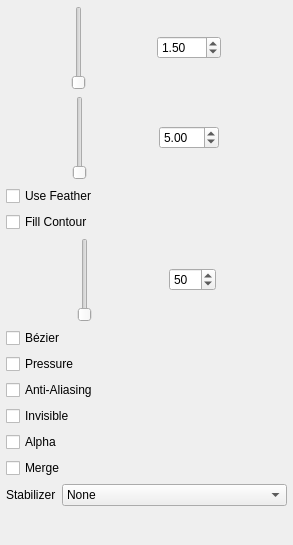
Old version of the form app/ui/tooloptions.ui in the repository pencil2d/pencil.
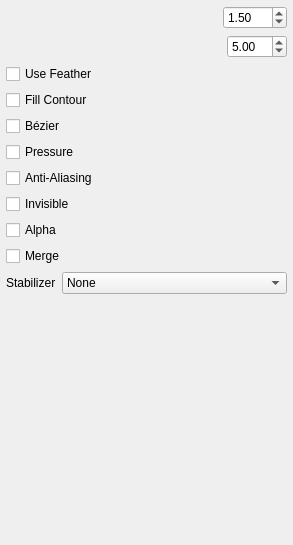
New version of the form. Custom widgets are drawn as their Qt base class.

The edit to the form file:
```diff
--- a/app/ui/tooloptions.ui
+++ b/app/ui/tooloptions.ui
@@ -65,7 +65,7 @@
        <item>
         <layout class="QHBoxLayout" name="horizontalLayout_2">
          <item>
-          <widget class="SpinSlider" name="sizeSlider">
+          <widget class="SpinSlider" name="sizeSlider" native="true">
            <property name="toolTip">
             <string>Set Stroke Width &lt;br&gt;&lt;b&gt;[SHIFT]+drag&lt;/b&gt;&lt;br&gt;for quick adjustment</string>
            </property>
@@ -101,7 +101,7 @@
        <item>
         <layout class="QHBoxLayout" name="horizontalLayout">
          <item>
-          <widget class="SpinSlider" name="featherSlider">
+          <widget class="SpinSlider" name="featherSlider" native="true">
            <property name="toolTip">
             <string>Set Stroke Feather &lt;br&gt;&lt;b&gt;[CTRL]+drag&lt;/b&gt;&lt;br&gt;for quick adjustment</string>
            </property>
@@ -154,33 +154,6 @@
          </property>
         </widget>
        </item>
-       <item>
-        <layout class="QHBoxLayout" name="horizontalLayout_3" stretch="1,0">
-         <item>
-          <widget class="SpinSlider" name="toleranceSlider">
-           <property name="toolTip">
-            <string>The extent to which the color variation will be treated as being equal</string>
-           </property>
-          </widget>
-         </item>
-         <item>
-          <widget class="QSpinBox" name="toleranceSpinBox">
-           <property name="sizePolicy">
-            <sizepolicy hsizetype="Fixed" vsizetype="Fixed">
-             <horstretch>0</horstretch>
-             <verstretch>0</verstretch>
-            </sizepolicy>
-           </property>
-           <property name="maximum">
-            <number>100</number>
-           </property>
-           <property name="value">
-            <number>50</number>
-           </property>
-          </widget>
-         </item>
-        </layout>
-       </item>
        <item>
         <widget class="QCheckBox" name="useBezierBox">
          <property name="toolTip">
@@ -308,7 +281,7 @@
  <customwidgets>
   <customwidget>
    <class>SpinSlider</class>
-   <extends>QSlider</extends>
+   <extends>QWidget</extends>
    <header>spinslider.h</header>
    <container>1</container>
   </customwidget>
```
